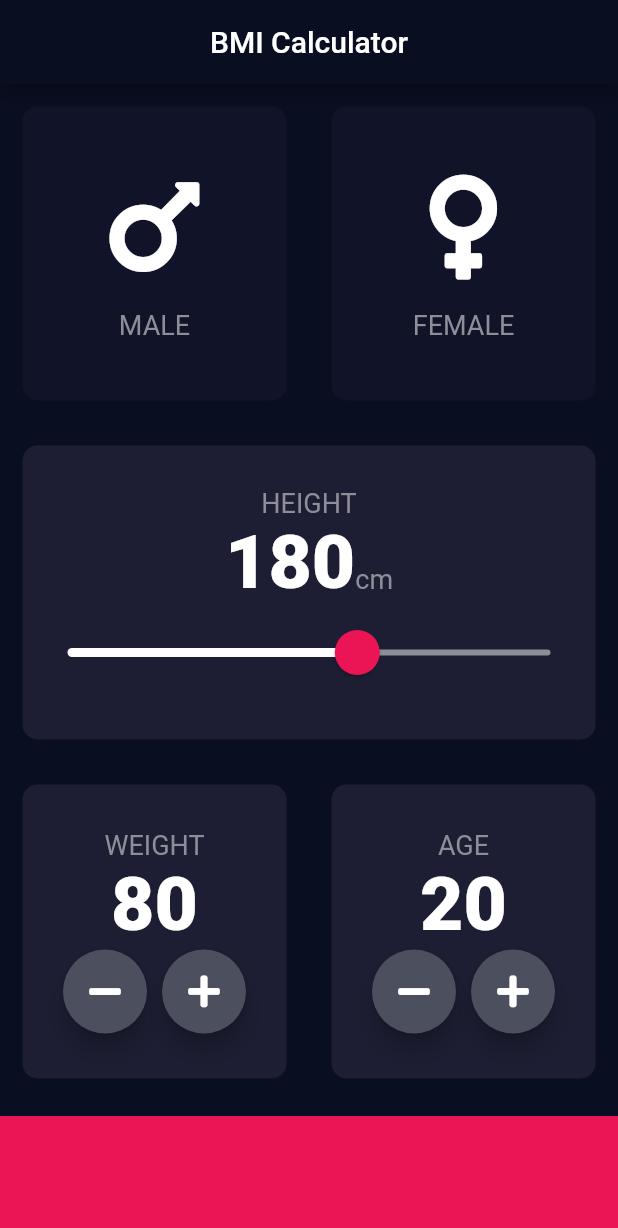
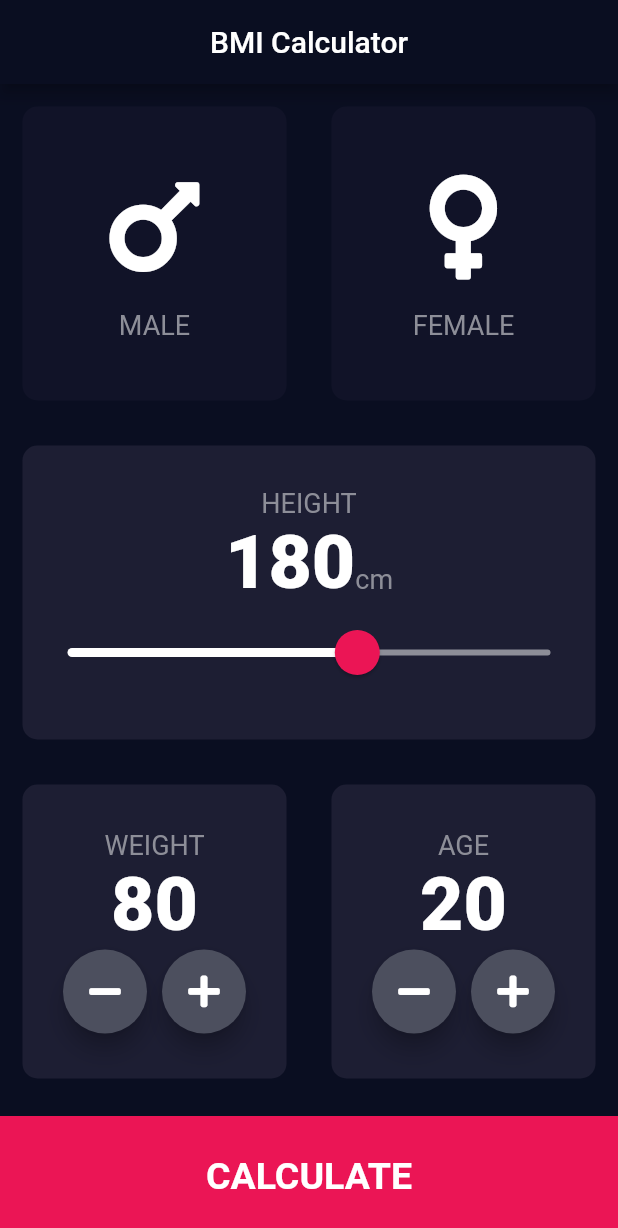
Before and after one commit to brewmeakay/bmi_flut, a Flutter app: the screen it shows after launch, on a phone screen of 412 x 824 dp. Shown: the top 1228 px of the screen. Run offline on Flutter 3.47's test engine with Material 2 defaults, Android fonts, the light colour scheme and no system bars; our stand-ins replace font_awesome_flutter.

Commit message:
input page completed

```diff
--- a/lib/constants.dart
+++ b/lib/constants.dart
@@ -24,3 +24,6 @@ const kLabelTextStyle = TextStyle(
   fontSize: 18.0,
   color: kCardTextColor,
 );
+
+const kLargeButtonTextStyle =
+    TextStyle(fontSize: 25.0, fontWeight: FontWeight.bold);
--- a/lib/input_page.dart
+++ b/lib/input_page.dart
@@ -3,6 +3,7 @@ import 'widgets/card_icons.dart';
 import 'widgets/reusable_card.dart';
 import 'constants.dart';
 import 'widgets/round_icon_button.dart';
+import 'results_page.dart';
 
 import 'package:font_awesome_flutter/font_awesome_flutter.dart';
 
@@ -132,7 +133,7 @@ class _InputPageState extends State<InputPage> {
                     cardChild: Column(
                         mainAxisAlignment: MainAxisAlignment.center,
                         children: [
-                          Text(
+                          const Text(
                             'WEIGHT',
                             style: kLabelTextStyle,
                           ),
@@ -210,11 +211,25 @@ class _InputPageState extends State<InputPage> {
               ],
             ),
           ),
-          Container(
-            width: double.infinity,
-            color: kBottomContainerColor,
-            margin: const EdgeInsets.only(top: 10.0),
-            height: kBottomContainerHeight,
+          GestureDetector(
+            onTap: () {
+              Navigator.push(
+                context,
+                MaterialPageRoute(
+                  builder: (context) {
+                    return const ResultsPage();
+                  },
+                ),
+              );
+            },
+            child: Container(
+              child: const Center(
+                  child: Text('CALCULATE', style: kLargeButtonTextStyle)),
+              width: double.infinity,
+              color: kBottomContainerColor,
+              margin: const EdgeInsets.only(top: 10.0),
+              height: kBottomContainerHeight,
+            ),
           )
         ],
       ),
```
Also changed, not shown: lib/results_page.dart (added, +19 -0 lines).
